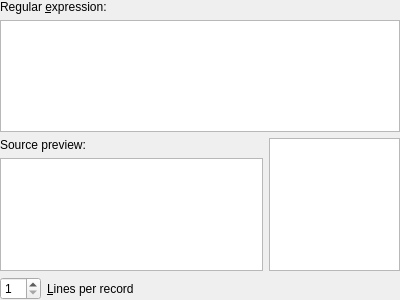
Old version of the form plugins/imp-plaintext/plaintextimportwidget.ui in the repository martin-kudlicka/vocabulary-master.
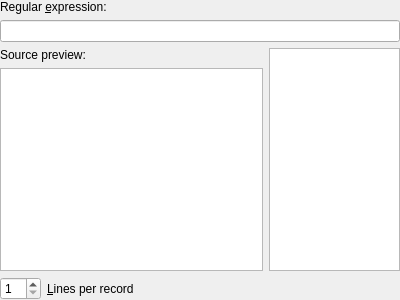
New version of the form.

Commit message: * line edit for regular expression

```diff
--- a/plugins/imp-plaintext/plaintextimportwidget.ui
+++ b/plugins/imp-plaintext/plaintextimportwidget.ui
@@ -28,7 +28,7 @@
     </widget>
    </item>
    <item>
-    <widget class="QPlainTextEdit" name="qpteRegExp"/>
+    <widget class="QLineEdit" name="qleRegExp"/>
    </item>
    <item>
     <layout class="QHBoxLayout" name="horizontalLayout_2">
```
Left out of the diff: 2 changed lines with no effect on the pictures.
